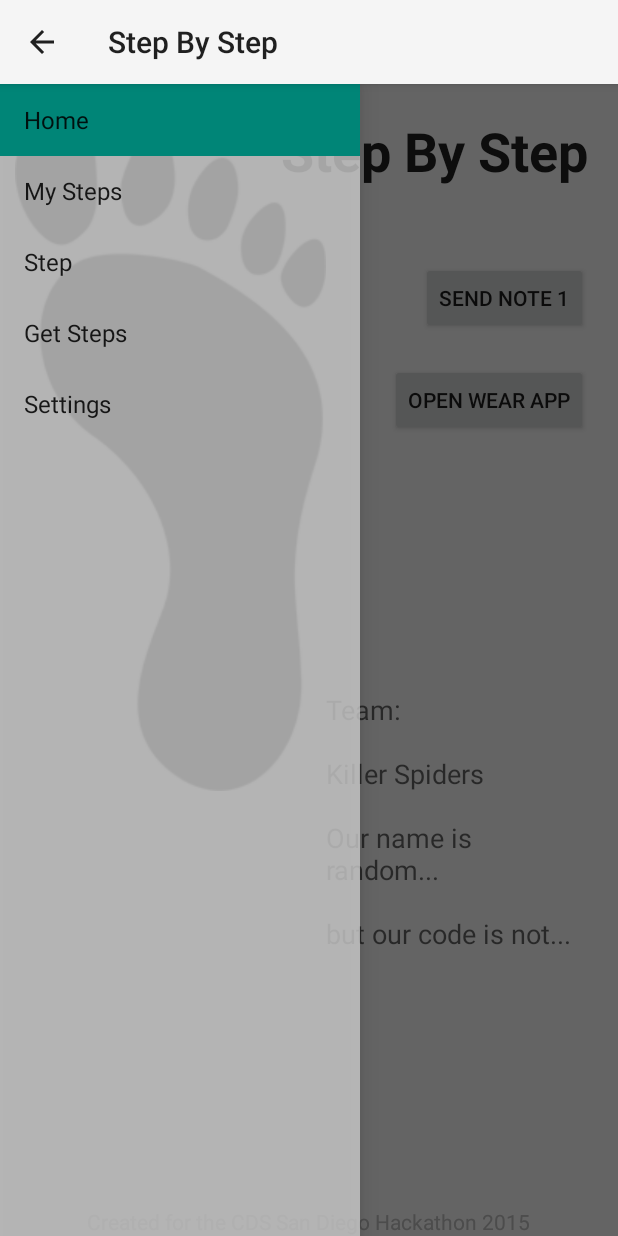
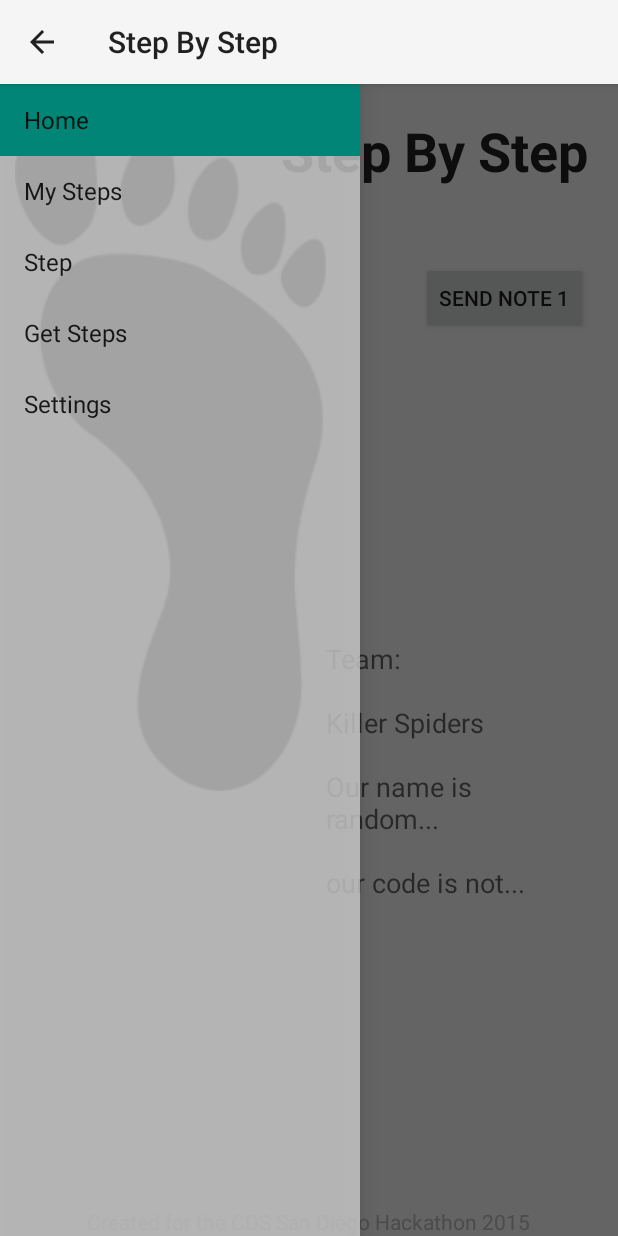
Before and after one commit to KillerSpiders/StepByStep, an Android app: the screen it shows after launch (MainMobileActivity), on a phone screen of 412 x 824 dp. Run offline under Robolectric (Android 15) with nearby library versions, the phone set to English and light mode, and no system bars; 4 statements that could not run were skipped.

Commit message:
removed duplicate button from home screen

```diff
--- a/mobile/src/main/java/com/joshstrohminger/stepbystep/MainMobileActivity.java
+++ b/mobile/src/main/java/com/joshstrohminger/stepbystep/MainMobileActivity.java
@@ -65,7 +65,7 @@ public class MainMobileActivity extends Activity implements NavigationDrawerFrag
 
     private int getStepsIndex;
     private int stepIndex;
-    private int nextStepsId;
+    private int currentStepsId;
 
     /**
      * Fragment managing the behaviors, interactions and presentation of the navigation drawer.
@@ -108,7 +108,7 @@ public class MainMobileActivity extends Activity implements NavigationDrawerFrag
     }
 
     protected void step(int stepsId) {
-        nextStepsId = stepsId;
+        currentStepsId = stepsId;
         mNavigationDrawerFragment.selectItem(stepIndex);
     }
 
@@ -127,7 +127,7 @@ public class MainMobileActivity extends Activity implements NavigationDrawerFrag
         } else if(type == NavigationDrawerFragment.PlaceholderFragment.class) {
             fragment = NavigationDrawerFragment.PlaceholderFragment.newInstance(getString(map.getFragmentName()));
         } else if(type == StepFragment.class) {
-            fragment = StepFragment.newInstance(getString(map.getFragmentName()), nextStepsId);
+            fragment = StepFragment.newInstance(getString(map.getFragmentName()), currentStepsId);
         } else {
             Log.e(TAG, "didn't find fragment class type");
             return;
--- a/mobile/src/main/res/layout/fragment_home.xml
+++ b/mobile/src/main/res/layout/fragment_home.xml
@@ -43,15 +43,6 @@
         android:layout_alignEnd="@id/textViewTitle"
         android:layout_marginTop="50dp" />
 
-    <Button
-        android:layout_width="wrap_content"
-        android:layout_height="wrap_content"
-        android:text="Open Wear app"
-        android:id="@+id/buttonOpenWearApp"
-        android:layout_below="@id/buttonSendNotification"
-        android:layout_alignEnd="@id/buttonSendNotification"
-        android:layout_marginTop="20dp" />
-
     <TextView
         android:layout_width="wrap_content"
         android:layout_height="wrap_content"
@@ -66,13 +57,13 @@
         android:layout_width="wrap_content"
         android:layout_height="wrap_content"
         android:textAppearance="?android:attr/textAppearanceMedium"
-        android:text="Team:\n\nKiller Spiders\n\nOur name is random...\n\nbut our code is not..."
+        android:text="Team:\n\nKiller Spiders\n\nOur name is random...\n\nour code is not..."
         android:singleLine="false"
         android:gravity="center_vertical"
         android:id="@+id/textViewAuthor"
         android:layout_marginStart="30dp"
         android:layout_toEndOf="@id/imageView"
-        android:layout_below="@id/buttonOpenWearApp"
-        android:layout_alignEnd="@id/buttonOpenWearApp"
+        android:layout_below="@id/buttonSendNotification"
+        android:layout_alignEnd="@id/buttonSendNotification"
         android:layout_above="@id/textViewAbout" />
 </RelativeLayout>
```
